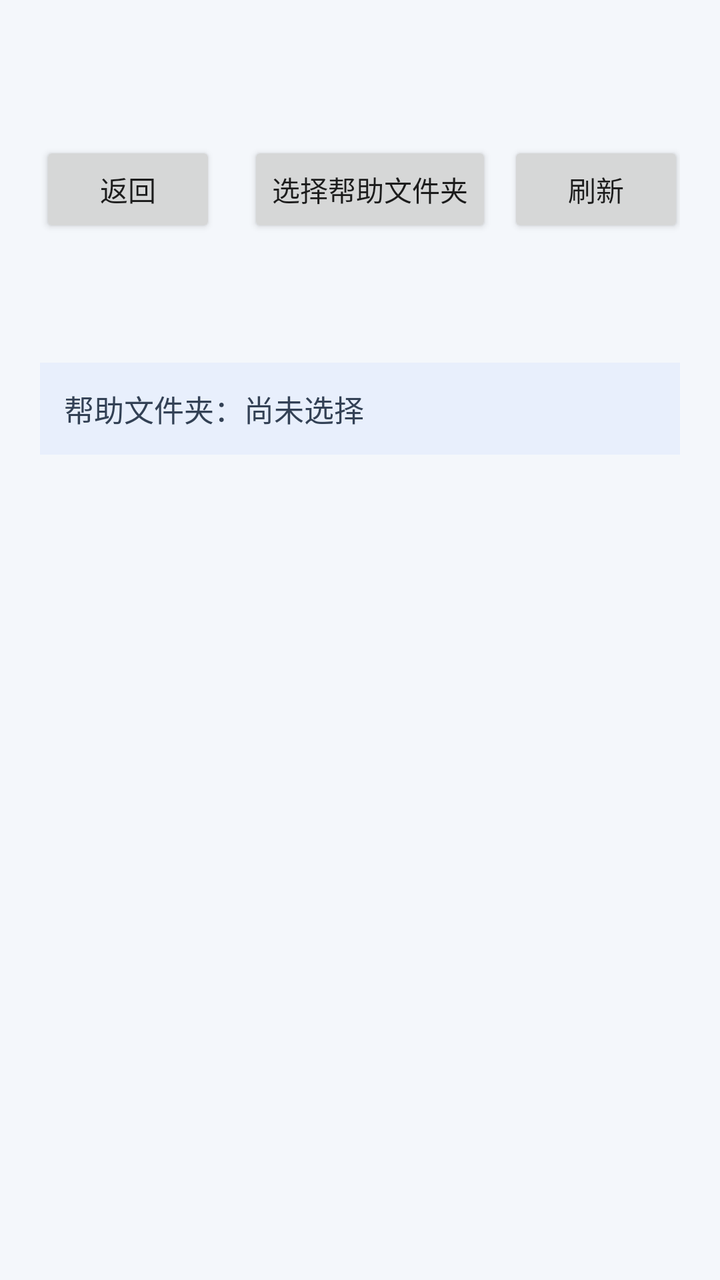
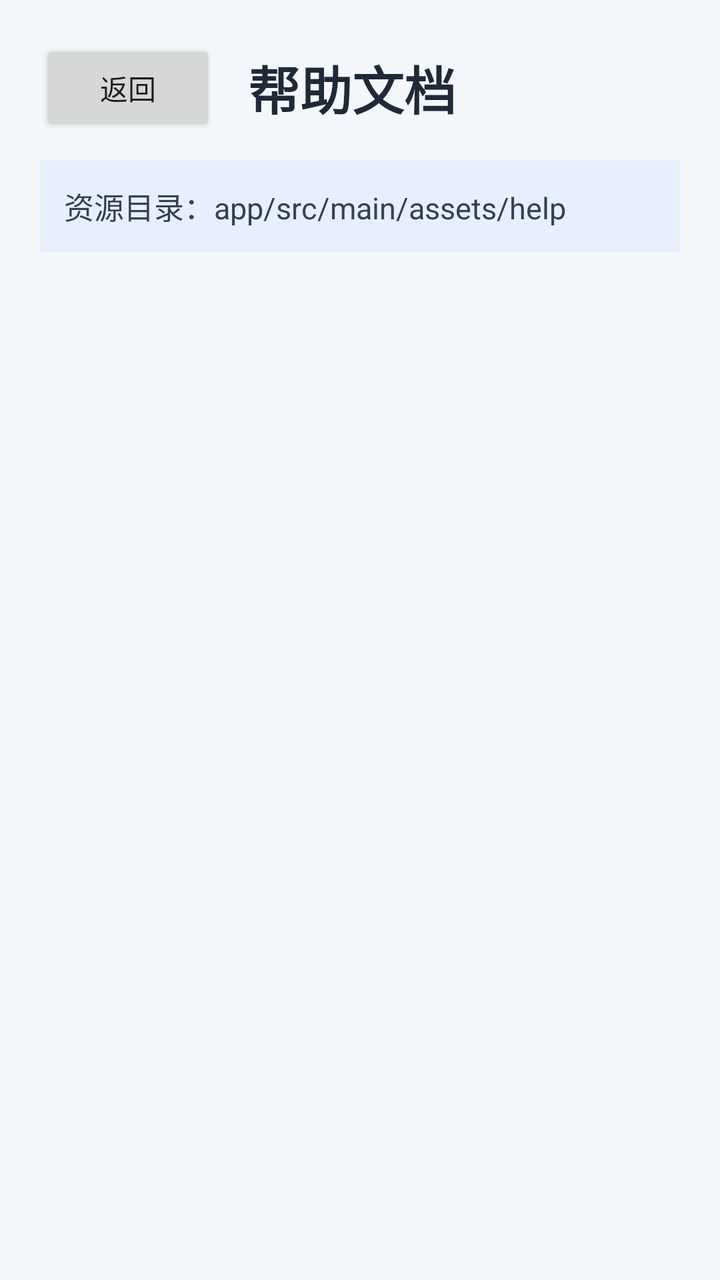

Before-and-after screenshots of an Android layout around one commit, followed by the original layout XML and the change that was made.
<!-- AndroidManifest.xml: application theme Theme.WellYearn -->
<!-- res/layout/activity_help_pdf_list.xml -->
<?xml version="1.0" encoding="utf-8"?>
<LinearLayout xmlns:android="http://schemas.android.com/apk/res/android"
    android:layout_width="match_parent"
    android:layout_height="match_parent"
    android:background="#F4F7FB"
    android:orientation="vertical"
    android:padding="20dp">

    <LinearLayout
        android:layout_width="match_parent"
        android:layout_height="wrap_content"
        android:gravity="center_vertical"
        android:orientation="horizontal">

        <Button
            android:id="@+id/buttonBack"
            android:layout_width="wrap_content"
            android:layout_height="wrap_content"
            android:text="返回" />

        <TextView
            android:layout_width="0dp"
            android:layout_height="wrap_content"
            android:layout_marginStart="16dp"
            android:layout_weight="1"
            android:text="帮助文档"
            android:textColor="#1F2937"
            android:textSize="26sp"
            android:textStyle="bold" />

        <Button
            android:id="@+id/buttonChooseFolder"
            android:layout_width="wrap_content"
            android:layout_height="wrap_content"
            android:text="选择帮助文件夹" />

        <Button
            android:id="@+id/buttonRefresh"
            android:layout_width="wrap_content"
            android:layout_height="wrap_content"
            android:layout_marginStart="8dp"
            android:text="刷新" />
    </LinearLayout>

    <TextView
        android:id="@+id/textHelpFolder"
        android:layout_width="match_parent"
        android:layout_height="wrap_content"
        android:layout_marginTop="12dp"
        android:background="#E8EFFC"
        android:padding="12dp"
        android:text="帮助文件夹：尚未选择"
        android:textColor="#334155"
        android:textSize="15sp" />

    <FrameLayout
        android:layout_width="match_parent"
        android:layout_height="0dp"
        android:layout_marginTop="12dp"
        android:layout_weight="1">

        <androidx.recyclerview.widget.RecyclerView
            android:id="@+id/recyclerHelpPdfs"
            android:layout_width="match_parent"
            android:layout_height="match_parent"
            android:clipToPadding="false"
            android:paddingBottom="12dp" />

        <TextView
            android:id="@+id/textEmpty"
            android:layout_width="match_parent"
            android:layout_height="match_parent"
            android:gravity="center"
            android:padding="48dp"
            android:textColor="#64748B"
            android:textSize="17sp" />
    </FrameLayout>
</LinearLayout>
<!-- resources referenced by this layout -->
<resources>
  <style name="Theme.WellYearn" parent="Theme.MaterialComponents.DayNight.DarkActionBar">
          
          <item name="colorPrimary">@color/purple_500</item>
          <item name="colorPrimaryVariant">@color/purple_700</item>
          <item name="colorOnPrimary">@color/white</item>
          
          <item name="colorSecondary">@color/teal_200</item>
          <item name="colorSecondaryVariant">@color/teal_700</item>
          <item name="colorOnSecondary">@color/black</item>
          
          <item name="android:statusBarColor">?attr/colorPrimaryVariant</item>
          
      </style>
  <color name="purple_500">#FF6200EE</color>
  <color name="purple_700">#FF3700B3</color>
  <color name="white">#FFFFFFFF</color>
  <color name="teal_200">#FF03DAC5</color>
  <color name="teal_700">#FF018786</color>
  <color name="black">#FF000000</color>
</resources>

<!-- the commit's change to res/layout/activity_help_pdf_list.xml (unified diff, before → after) -->
@@ -28,18 +28,6 @@
             android:textSize="26sp"
             android:textStyle="bold" />
 
-        <Button
-            android:id="@+id/buttonChooseFolder"
-            android:layout_width="wrap_content"
-            android:layout_height="wrap_content"
-            android:text="选择帮助文件夹" />
-
-        <Button
-            android:id="@+id/buttonRefresh"
-            android:layout_width="wrap_content"
-            android:layout_height="wrap_content"
-            android:layout_marginStart="8dp"
-            android:text="刷新" />
     </LinearLayout>
 
     <TextView
@@ -49,7 +37,7 @@
         android:layout_marginTop="12dp"
         android:background="#E8EFFC"
         android:padding="12dp"
-        android:text="帮助文件夹：尚未选择"
+        android:text="资源目录：app/src/main/assets/help"
         android:textColor="#334155"
         android:textSize="15sp" />
 
